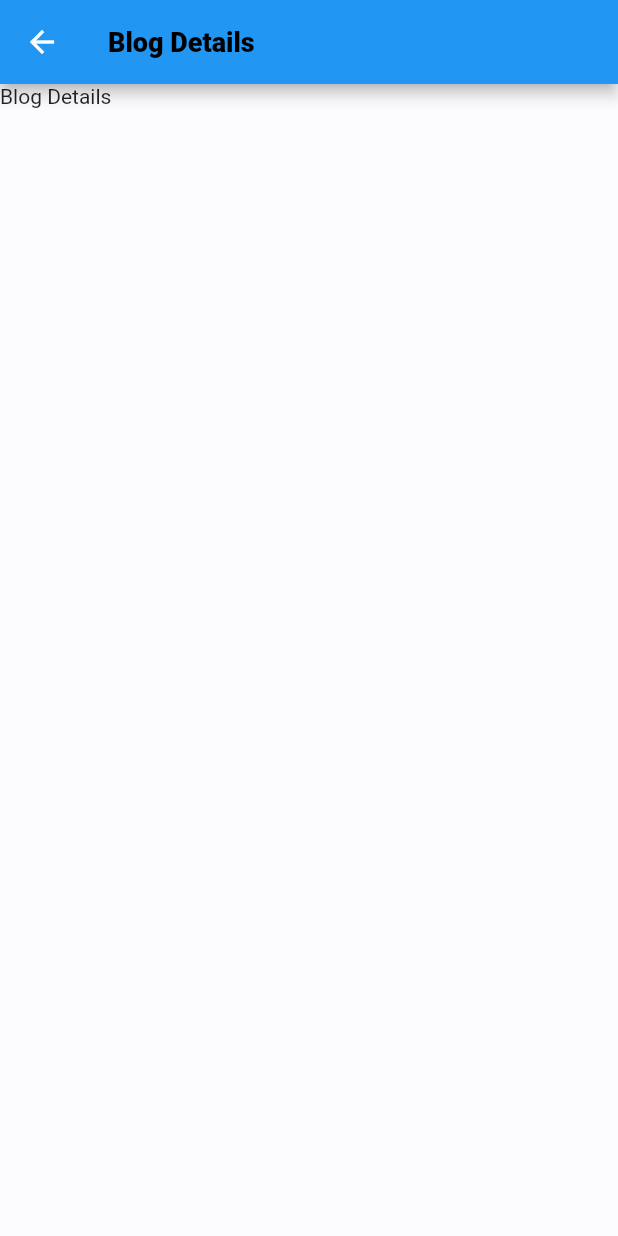
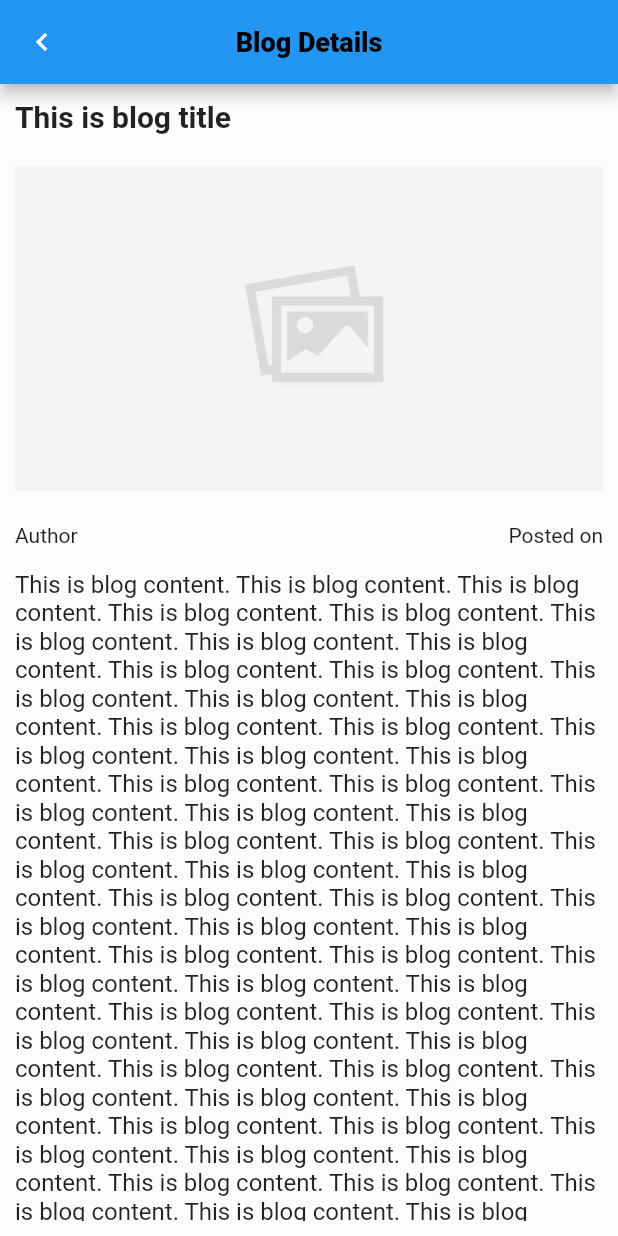
Before and after one commit to MeherajUlMahmmud/DevBlog, a Flutter app: the BlogDetailsScreen screen opened directly, on a phone screen of 412 x 824 dp. Run offline on Flutter 3.47's test engine with Material 2 defaults, Android fonts, the phone set to English and light mode, and no system bars; our stand-ins replace image_cropper, image_picker, shared_preferences; accounts and stored records are empty.

Commit message:
Update blog_details.dart

```diff
--- a/flutter_mobile/lib/screens/blog_screens/blog_details.dart
+++ b/flutter_mobile/lib/screens/blog_screens/blog_details.dart
@@ -1,3 +1,4 @@
+import 'package:DevBlog/models/blog.dart';
 import 'package:flutter/material.dart';
 
 class BlogDetailsScreen extends StatefulWidget {
@@ -9,15 +10,75 @@ class BlogDetailsScreen extends StatefulWidget {
 }
 
 class _BlogDetailsScreenState extends State<BlogDetailsScreen> {
+  bool _isLoading = false;
+  Blog _blog;
+
   @override
   Widget build(BuildContext context) {
     return Scaffold(
       appBar: AppBar(
         title: Text('Blog Details'),
+        centerTitle: true,
+        automaticallyImplyLeading: false,
+        leading: IconButton(
+          icon: Icon(
+            Icons.chevron_left_outlined,
+          ),
+          onPressed: () => Navigator.pop(context),
+        ),
       ),
-      body: Container(
-        child: Text('Blog Details'),
-      ),
+      body: _isLoading
+          ? Center(
+              child: CircularProgressIndicator(),
+            )
+          : Container(
+              padding: EdgeInsets.all(10),
+              child: ListView(
+                children: [
+                  Container(
+                    child: Text(
+                      "This is blog title",
+                      style: TextStyle(
+                        fontSize: 20,
+                        fontWeight: FontWeight.bold,
+                      ),
+                    ),
+                  ),
+                  SizedBox(height: 5),
+                  Container(
+                    height: 250,
+                    child: Image.asset('assets/images/placeholder.jpg'),
+                  ),
+                  SizedBox(height: 5),
+                  // author
+                  Row(
+                    mainAxisAlignment: MainAxisAlignment.spaceBetween,
+                    children: [
+                      Container(
+                        child: Text(
+                          "Author",
+                          style: TextStyle(fontSize: 14),
+                        ),
+                      ),
+                      // posted on
+                      Container(
+                        child: Text(
+                          "Posted on",
+                          style: TextStyle(fontSize: 14),
+                        ),
+                      ),
+                    ],
+                  ),
+                  SizedBox(height: 15),
+                  Container(
+                    child: Text(
+                      "This is blog content. This is blog content. This is blog content. This is blog content. This is blog content. This is blog content. This is blog content. This is blog content. This is blog content. This is blog content. This is blog content. This is blog content. This is blog content. This is blog content. This is blog content. This is blog content. This is blog content. This is blog content. This is blog content. This is blog content. This is blog content. This is blog content. This is blog content. This is blog content. This is blog content. This is blog content. This is blog content. This is blog content. This is blog content. This is blog content. This is blog content. This is blog content. This is blog content. This is blog content. This is blog content. This is blog content. This is blog content. This is blog content. This is blog content. This is blog content. This is blog content. This is blog content. This is blog content. This is blog content. This is blog content. This is blog content. This is blog content. This is blog content. This is blog content. This is blog content. This is blog content. This is blog content. This is blog content. This is blog content. This is blog content. This is blog content. This is blog content. This is blog content. This is blog content. ",
+                      style: TextStyle(fontSize: 16),
+                    ),
+                  )
+                ],
+              ),
+            ),
     );
   }
 }
```
